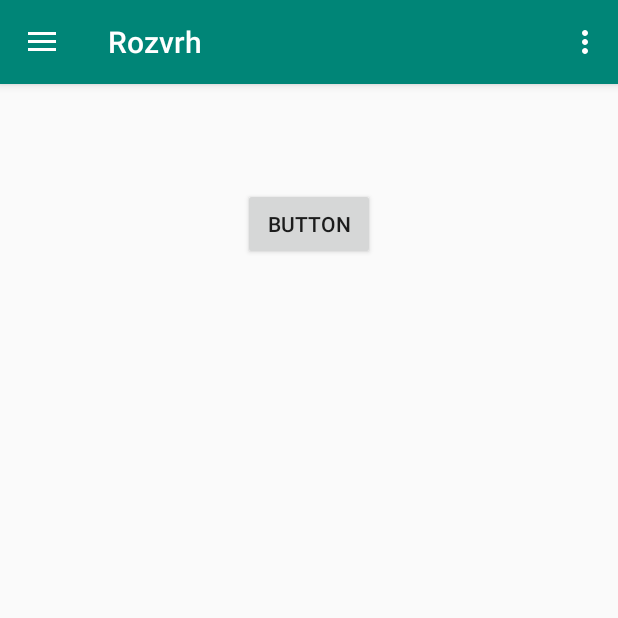
After one commit to Cvolton/FossBakalari, an Android app: the RozvrhActivity screen opened directly, with no data from a screen before it, on a phone screen of 412 x 824 dp, the top half of it. The commit adds this screen. Run offline under Robolectric (Android 15) with nearby library versions, the phone set to English and light mode, and no system bars.

Commit message:
implemented activity switching

```diff
--- a/app/src/main/java/cz/michaelbrabec/fossbakalari/LoginScreen.java
+++ b/app/src/main/java/cz/michaelbrabec/fossbakalari/LoginScreen.java
@@ -229,6 +229,7 @@ public class LoginScreen extends AppCompatActivity {
 
     public void onTokenVerify(String result){
         final TextView textUnderButton = findViewById(R.id.textUnderButton);
+        final TextView textBakalari = findViewById(R.id.textBakalari);
         try{
             XmlPullParserFactory xmlFactoryObject = XmlPullParserFactory.newInstance();
             XmlPullParser myParser = xmlFactoryObject.newPullParser();
@@ -250,7 +251,6 @@ public class LoginScreen extends AppCompatActivity {
                 return;
             }
 
-
             SharedPrefHandler.setString(this, "tokenBase", tokenBase);
             SharedPrefHandler.setString(this, "loginJmeno", getValue("jmeno", element));
             SharedPrefHandler.setString(this,"loginSkola", getValue("skola", element));
@@ -259,6 +259,7 @@ public class LoginScreen extends AppCompatActivity {
             SharedPrefHandler.setString(this,"loginModuly", getValue("moduly", element));
             SharedPrefHandler.setString(this,"loginTyp", getValue("typ", element));
             SharedPrefHandler.setString(this,"loginStrtyp", getValue("strtyp", element));
+            SharedPrefHandler.setString(this,"bakalariUrl", textBakalari.getText().toString());
 
             startBakalari();
 
@@ -299,7 +300,7 @@ public class LoginScreen extends AppCompatActivity {
     }
 
     private void startBakalari(){
-        Intent intent = new Intent(this, MainActivity.class);
+        Intent intent = new Intent(this, UkolyActivity.class);
         intent.addFlags(Intent.FLAG_ACTIVITY_CLEAR_TASK|Intent.FLAG_ACTIVITY_NEW_TASK);
         startActivity(intent);
     }
--- a/app/src/main/java/cz/michaelbrabec/fossbakalari/MainActivity.java
+++ b/app/src/main/java/cz/michaelbrabec/fossbakalari/MainActivity.java
@@ -14,12 +14,15 @@ import android.support.v7.app.AppCompatActivity;
 import android.support.v7.widget.Toolbar;
 import android.view.Menu;
 import android.view.MenuItem;
+import android.widget.FrameLayout;
 import android.widget.TextView;
 
 public class MainActivity extends AppCompatActivity
         implements NavigationView.OnNavigationItemSelectedListener {
 
     SharedPrefHandler sharedPrefHandler = new SharedPrefHandler();
+    String bakalariUrl;
+    String token;
 
     @Override
     protected void onCreate(Bundle savedInstanceState) {
@@ -46,9 +49,10 @@ public class MainActivity extends AppCompatActivity
         NavigationView navigationView = findViewById(R.id.nav_view);
         navigationView.setNavigationItemSelectedListener(this);
 
-        String token = sharedPrefHandler.getString(this, "tokenBase");
+        token = sharedPrefHandler.getString(this, "tokenBase");
         String loginJmeno = sharedPrefHandler.getString(this, "loginJmeno");
         String loginSkola = sharedPrefHandler.getString(this, "loginStrtyp");
+        bakalariUrl = sharedPrefHandler.getString(this, "bakalariUrl");
         if(token.equals("") || loginJmeno.equals("") || loginSkola.equals("")){
             Intent intent = new Intent(this, LoginScreen.class);
             intent.addFlags(Intent.FLAG_ACTIVITY_CLEAR_TASK|Intent.FLAG_ACTIVITY_NEW_TASK);
@@ -98,20 +102,25 @@ public class MainActivity extends AppCompatActivity
     @Override
     public boolean onNavigationItemSelected(MenuItem item) {
         // Handle navigation view item clicks here.
+        DrawerLayout drawer = findViewById(R.id.drawer_layout);
+        drawer.closeDrawers();
+
         int id = item.getItemId();
 
         if (id == R.id.nav_absence) {
-            // Handle the camera action
+
         } else if (id == R.id.nav_rozvrh) {
-
+            Intent intent = new Intent(getApplicationContext(), RozvrhActivity.class).addFlags(Intent.FLAG_ACTIVITY_NO_ANIMATION);
+            startActivity(intent);
+            this.overridePendingTransition(0, 0);
         } else if (id == R.id.nav_ukoly) {
-
+            Intent intent = new Intent(getApplicationContext(), UkolyActivity.class).addFlags(Intent.FLAG_ACTIVITY_NO_ANIMATION);
+            startActivity(intent);
         } else if (id == R.id.nav_znamky) {
 
         }
 
-        DrawerLayout drawer = findViewById(R.id.drawer_layout);
-        drawer.closeDrawer(GravityCompat.START);
+        //drawer.closeDrawer(GravityCompat.START);
         return true;
     }
 }
--- /dev/null
+++ b/app/src/main/java/cz/michaelbrabec/fossbakalari/RozvrhActivity.java
@@ -0,0 +1,18 @@
+package cz.michaelbrabec.fossbakalari;
+
+import android.os.Bundle;
+import android.support.design.widget.NavigationView;
+import android.widget.FrameLayout;
+
+public class RozvrhActivity extends MainActivity {
+
+    @Override
+    protected void onCreate(Bundle savedInstanceState) {
+        super.onCreate(savedInstanceState);
+        FrameLayout contentFrameLayout = findViewById(R.id.content_frame);
+        getLayoutInflater().inflate(R.layout.content_rozvrh, contentFrameLayout);
+
+        NavigationView navView = findViewById(R.id.nav_view);
+        navView.getMenu().getItem(1).setChecked(true);
+    }
+}
--- a/app/src/main/res/layout/activity_main.xml
+++ b/app/src/main/res/layout/activity_main.xml
@@ -9,9 +9,14 @@
     tools:openDrawer="start">
 
     <include
-        layout="@layout/app_bar_main"
+            layout="@layout/app_bar_main"
+            android:layout_width="match_parent"
+            android:layout_height="wrap_content" />
+
+    <FrameLayout
         android:layout_width="match_parent"
-        android:layout_height="match_parent" />
+        android:layout_height="match_parent"
+        android:id="@+id/content_frame"/>
 
     <android.support.design.widget.NavigationView
         android:id="@+id/nav_view"
--- a/app/src/main/res/layout/content_main.xml
+++ b/app/src/main/res/layout/activity_ukoly.xml
@@ -4,8 +4,6 @@
     xmlns:tools="http://schemas.android.com/tools"
     android:layout_width="match_parent"
     android:layout_height="match_parent"
-    app:layout_behavior="@string/appbar_scrolling_view_behavior"
-    tools:context=".MainActivity"
-    tools:showIn="@layout/app_bar_main">
+    tools:context=".UkolyActivity">
 
 </android.support.constraint.ConstraintLayout>
--- /dev/null
+++ b/app/src/main/res/layout/content_rozvrh.xml
@@ -0,0 +1,18 @@
+<?xml version="1.0" encoding="utf-8"?>
+<android.support.constraint.ConstraintLayout xmlns:android="http://schemas.android.com/apk/res/android"
+    xmlns:app="http://schemas.android.com/apk/res-auto"
+    xmlns:tools="http://schemas.android.com/tools"
+    android:layout_width="match_parent"
+    android:layout_height="match_parent"
+    app:layout_behavior="@string/appbar_scrolling_view_behavior">
+
+    <Button
+        android:id="@+id/button"
+        android:layout_width="wrap_content"
+        android:layout_height="wrap_content"
+        android:layout_marginTop="125dp"
+        android:text="Button"
+        app:layout_constraintEnd_toEndOf="parent"
+        app:layout_constraintStart_toStartOf="parent"
+        app:layout_constraintTop_toTopOf="parent" />
+</android.support.constraint.ConstraintLayout>
```
Also changed, not shown: app/src/main/AndroidManifest.xml (+8 -3 lines), app/src/main/java/cz/michaelbrabec/fossbakalari/UkolyActivity.java (added, +20 -0 lines), app/src/main/res/layout/app_bar_main.xml (+0 -10 lines), app/src/main/res/layout/content_ukoly.xml (added, +31 -0 lines), app/src/main/res/layout/fragment_ukoly.xml (added, +19 -0 lines).
